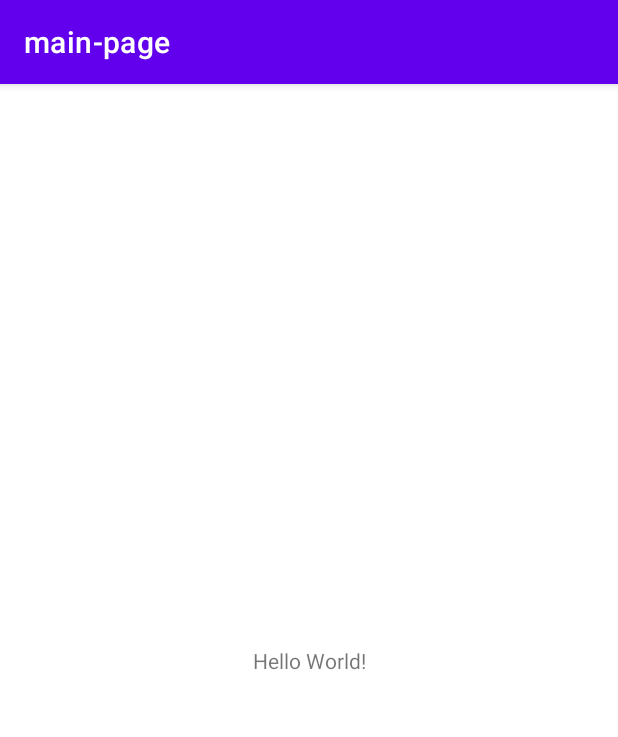
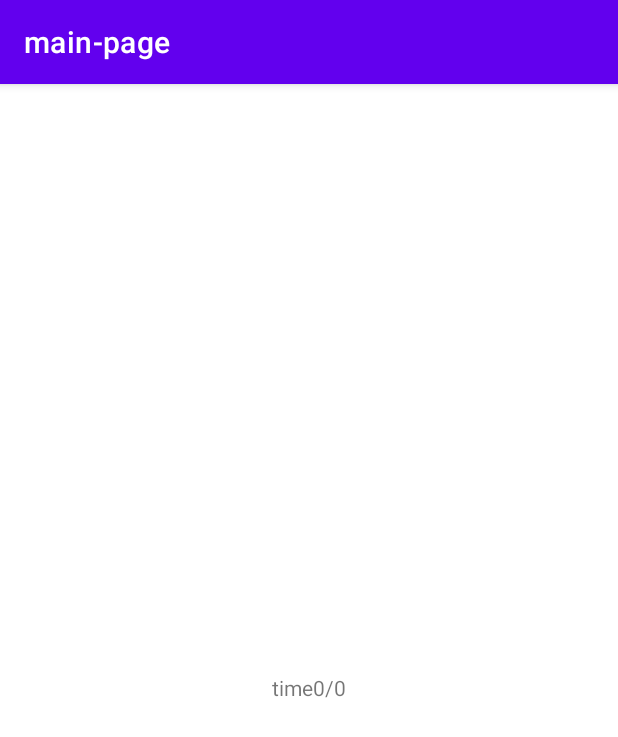
Before and after one commit to victor881212/weatherapp, an Android app: the screen it shows after launch (MainActivity), on a phone screen of 412 x 824 dp. Shown: the top 737 px of the screen. Run offline under Robolectric (Android 15) with nearby library versions, the light colour scheme and no system bars; 1 statement that could not run was skipped.

Commit message:
更新 mainpage

```diff
--- a/main-page/app/src/main/java/com/example/main_page/MainActivity.java
+++ b/main-page/app/src/main/java/com/example/main_page/MainActivity.java
@@ -3,12 +3,36 @@ package com.example.main_page;
 import androidx.appcompat.app.AppCompatActivity;
 
 import android.os.Bundle;
+import android.text.format.Time;
+import android.widget.TextView;
+import java.text.DateFormat;
+import java.text.ParseException;
+import java.text.SimpleDateFormat;
+import java.util.Date;
+import java.util.TimeZone;
 
 public class MainActivity extends AppCompatActivity {
-
     @Override
     protected void onCreate(Bundle savedInstanceState) {
         super.onCreate(savedInstanceState);
         setContentView(R.layout.activity_main);
+        Time now = new Time();
+        TextView text = (TextView) findViewById(R.id.text1);
+        now.setToNow();
+        String Time= now.toString();
+        int month =now.month;
+        int hour = now.hour;
+        text.setText("time"+month+'/'+hour);
+
+
+
+        String DATE_FORMAT = "yyyy-M-dd'T'hh:mm:ss.SSS'Z'";
+        DateFormat df = new SimpleDateFormat(DATE_FORMAT);
+        df.setTimeZone(TimeZone.getTimeZone("UTC"));
+        Date date = df.parse(respTime);
+        df = new SimpleDateFormat("yyyy/MM/dd HH:mm");
+        df.setTimeZone(TimeZone.getDefault());
     }
+
+
 }
--- a/main-page/app/src/main/res/layout/activity_main.xml
+++ b/main-page/app/src/main/res/layout/activity_main.xml
@@ -7,12 +7,13 @@
     tools:context=".MainActivity">
 
     <TextView
+        android:id="@+id/text1"
         android:layout_width="wrap_content"
         android:layout_height="wrap_content"
+        android:layout_marginBottom="356dp"
         android:text="Hello World!"
         app:layout_constraintBottom_toBottomOf="parent"
         app:layout_constraintEnd_toEndOf="parent"
-        app:layout_constraintStart_toStartOf="parent"
-        app:layout_constraintTop_toTopOf="parent" />
+        app:layout_constraintStart_toStartOf="parent" />
 
 </androidx.constraintlayout.widget.ConstraintLayout>
```
